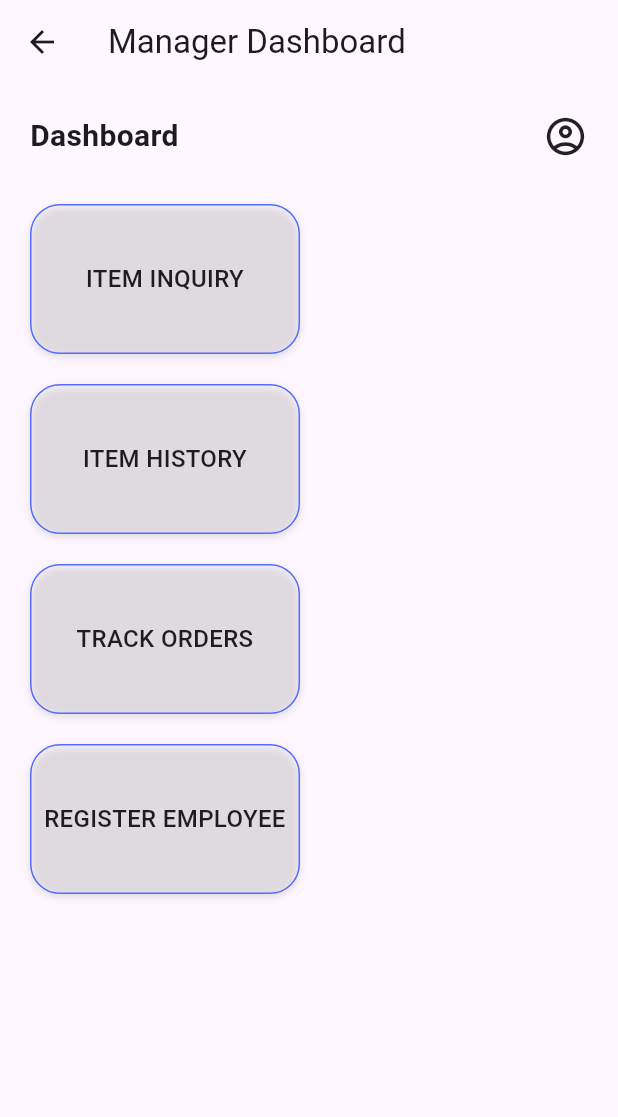
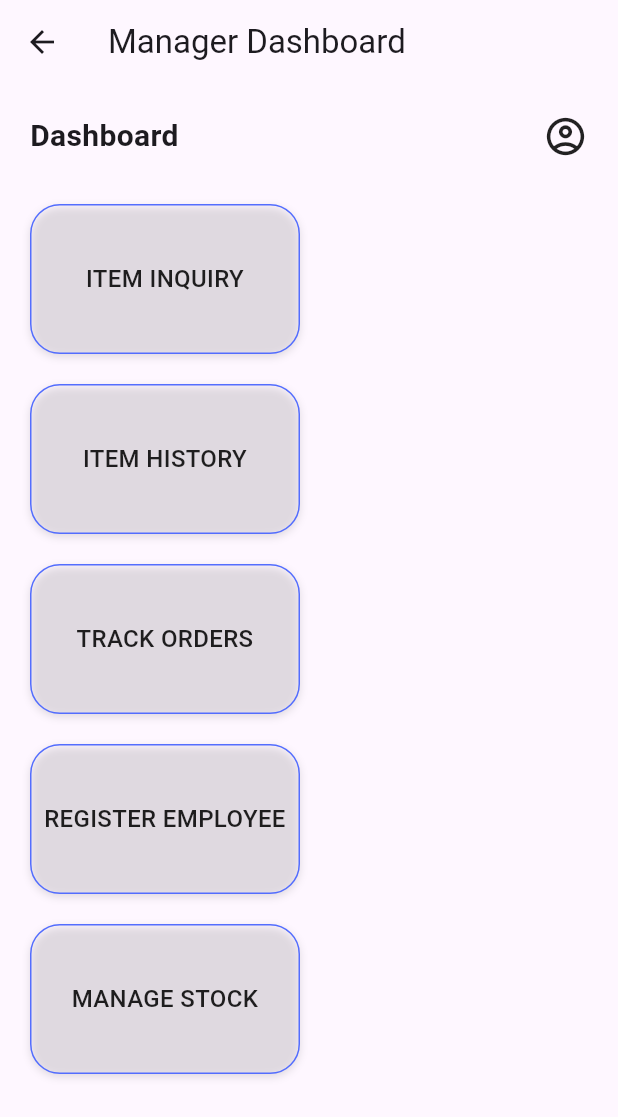
Before and after one commit to daisyduke-web/App, a Flutter app: the ManagerDashboard screen opened by its route, on a phone screen of 412 x 824 dp. Shown: the top 1117 px of the screen. Run offline on Flutter 3.47's test engine with Material 3 defaults, Android fonts, the phone set to English and light mode, and no system bars; our stand-ins replace cloud_firestore, firebase_auth, firebase_core; accounts and stored records are empty.

Commit message:
Update manager_dash.dart

```diff
--- a/lib/screens/manager/manager_dash.dart
+++ b/lib/screens/manager/manager_dash.dart
@@ -4,6 +4,7 @@ import 'package:cloud_firestore/cloud_firestore.dart';
 import 'package:superapp/screens/item_search.dart';
 import 'package:superapp/screens/item_history_search.dart';
 import 'package:superapp/screens/manager/order_track.dart';
+import 'package:superapp/screens/manager/stock_management.dart';
 
 class ManagerDashboard extends StatelessWidget {
   const ManagerDashboard({super.key});
@@ -91,6 +92,13 @@ class ManagerDashboard extends StatelessWidget {
                   label: 'REGISTER EMPLOYEE',
                   onTap: () => _generateInviteLink(context),
                 ),
+                _DashboardButton(
+                  label: 'MANAGE STOCK',
+                  onTap: () => Navigator.push(
+                    context,
+                    MaterialPageRoute(builder: (context) => StockManagementPage()),
+                  ),
+                ),
               ],
             ),
           ],
```
